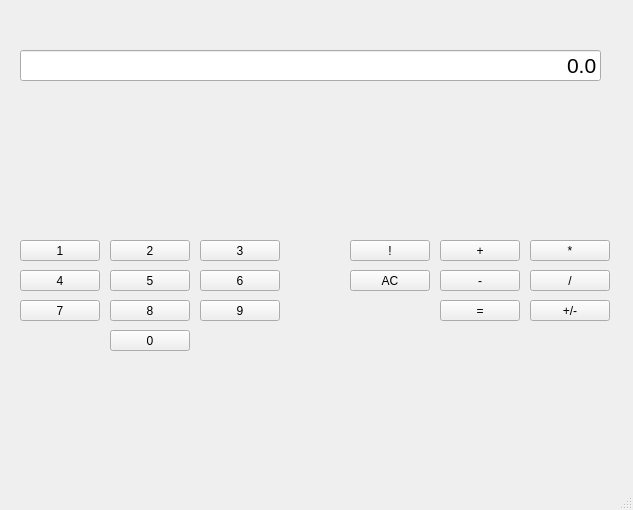
Qt form calculator.ui (ioganXVII/Qt_Calculator) before a commit.
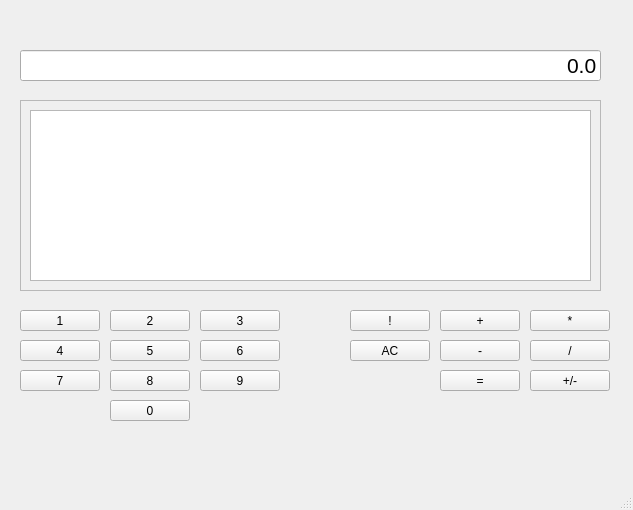
The same form after that commit.

Commit message: history is added

Diff of the .ui file:
```diff
--- a/calculator.ui
+++ b/calculator.ui
@@ -33,7 +33,7 @@
     <property name="geometry">
      <rect>
       <x>20</x>
-      <y>240</y>
+      <y>310</y>
       <width>80</width>
       <height>21</height>
      </rect>
@@ -86,7 +86,7 @@
     <property name="geometry">
      <rect>
       <x>110</x>
-      <y>240</y>
+      <y>310</y>
       <width>80</width>
       <height>21</height>
      </rect>
@@ -112,7 +112,7 @@
     <property name="geometry">
      <rect>
       <x>200</x>
-      <y>240</y>
+      <y>310</y>
       <width>80</width>
       <height>21</height>
      </rect>
@@ -138,7 +138,7 @@
     <property name="geometry">
      <rect>
       <x>20</x>
-      <y>270</y>
+      <y>340</y>
       <width>80</width>
       <height>21</height>
      </rect>
@@ -164,7 +164,7 @@
     <property name="geometry">
      <rect>
       <x>110</x>
-      <y>270</y>
+      <y>340</y>
       <width>80</width>
       <height>21</height>
      </rect>
@@ -190,7 +190,7 @@
     <property name="geometry">
      <rect>
       <x>200</x>
-      <y>270</y>
+      <y>340</y>
       <width>80</width>
       <height>21</height>
      </rect>
@@ -216,7 +216,7 @@
     <property name="geometry">
      <rect>
       <x>20</x>
-      <y>300</y>
+      <y>370</y>
       <width>80</width>
       <height>21</height>
      </rect>
@@ -242,7 +242,7 @@
     <property name="geometry">
      <rect>
       <x>110</x>
-      <y>300</y>
+      <y>370</y>
       <width>80</width>
       <height>21</height>
      </rect>
@@ -268,7 +268,7 @@
     <property name="geometry">
      <rect>
       <x>200</x>
-      <y>300</y>
+      <y>370</y>
       <width>80</width>
       <height>21</height>
      </rect>
@@ -294,7 +294,7 @@
     <property name="geometry">
      <rect>
       <x>110</x>
-      <y>330</y>
+      <y>400</y>
       <width>80</width>
       <height>21</height>
      </rect>
@@ -320,7 +320,7 @@
     <property name="geometry">
      <rect>
       <x>440</x>
-      <y>240</y>
+      <y>310</y>
       <width>80</width>
       <height>21</height>
      </rect>
@@ -333,7 +333,7 @@
     <property name="geometry">
      <rect>
       <x>440</x>
-      <y>270</y>
+      <y>340</y>
       <width>80</width>
       <height>21</height>
      </rect>
@@ -346,7 +346,7 @@
     <property name="geometry">
      <rect>
       <x>530</x>
-      <y>240</y>
+      <y>310</y>
       <width>80</width>
       <height>21</height>
      </rect>
@@ -359,7 +359,7 @@
     <property name="geometry">
      <rect>
       <x>530</x>
-      <y>270</y>
+      <y>340</y>
       <width>80</width>
       <height>21</height>
      </rect>
@@ -372,7 +372,7 @@
     <property name="geometry">
      <rect>
       <x>440</x>
-      <y>300</y>
+      <y>370</y>
       <width>80</width>
       <height>21</height>
      </rect>
@@ -385,7 +385,7 @@
     <property name="geometry">
      <rect>
       <x>350</x>
-      <y>270</y>
+      <y>340</y>
       <width>80</width>
       <height>21</height>
      </rect>
@@ -398,7 +398,7 @@
     <property name="geometry">
      <rect>
       <x>530</x>
-      <y>300</y>
+      <y>370</y>
       <width>80</width>
       <height>21</height>
      </rect>
@@ -411,7 +411,7 @@
     <property name="geometry">
      <rect>
       <x>350</x>
-      <y>240</y>
+      <y>310</y>
       <width>80</width>
       <height>21</height>
      </rect>
@@ -420,6 +420,34 @@
      <string>!</string>
     </property>
    </widget>
+   <widget class="QScrollArea" name="scrollAreaHistory">
+    <property name="geometry">
+     <rect>
+      <x>20</x>
+      <y>100</y>
+      <width>581</width>
+      <height>191</height>
+     </rect>
+    </property>
+    <property name="widgetResizable">
+     <bool>true</bool>
+    </property>
+    <widget class="QWidget" name="scrollAreaWidgetContents">
+     <property name="geometry">
+      <rect>
+       <x>0</x>
+       <y>0</y>
+       <width>579</width>
+       <height>189</height>
+      </rect>
+     </property>
+     <layout class="QVBoxLayout" name="verticalLayout">
+      <item>
+       <widget class="QPlainTextEdit" name="historyTextEdit"/>
+      </item>
+     </layout>
+    </widget>
+   </widget>
   </widget>
   <widget class="QMenuBar" name="menubar">
    <property name="geometry">
```
Left out of the diff: 2 changed lines with no effect on the pictures. The commit also changes 2 other files.
